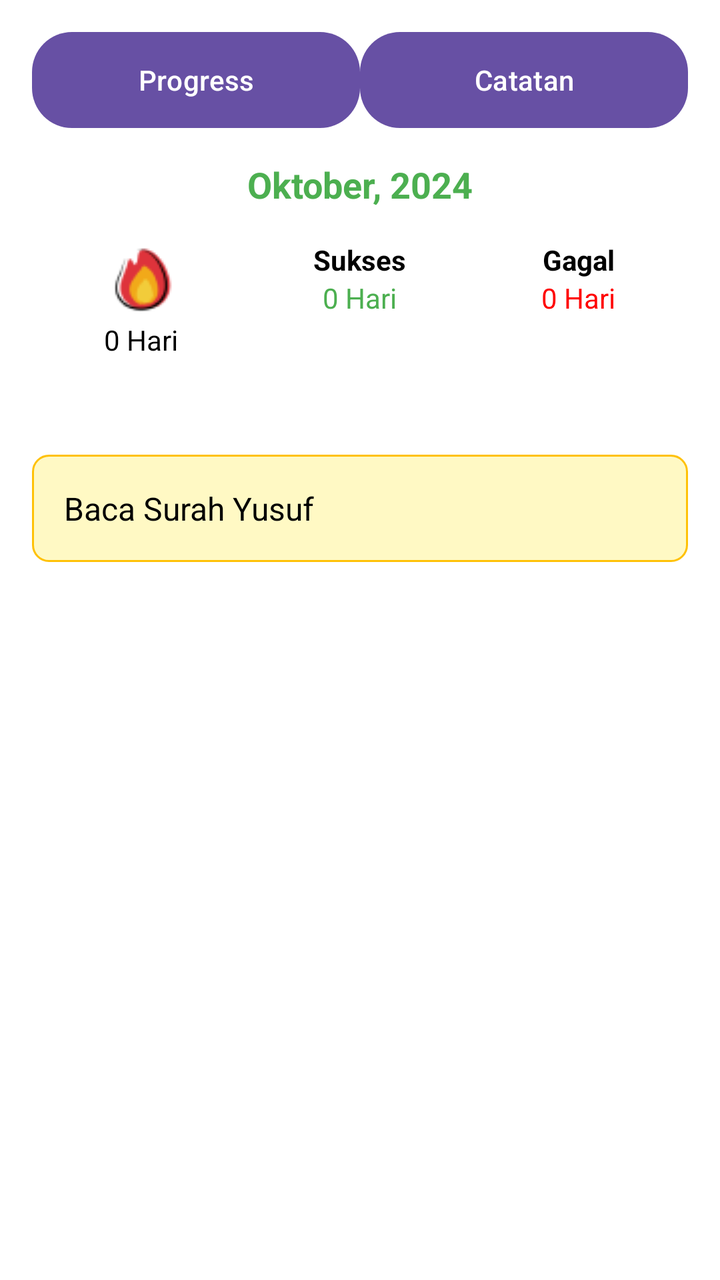
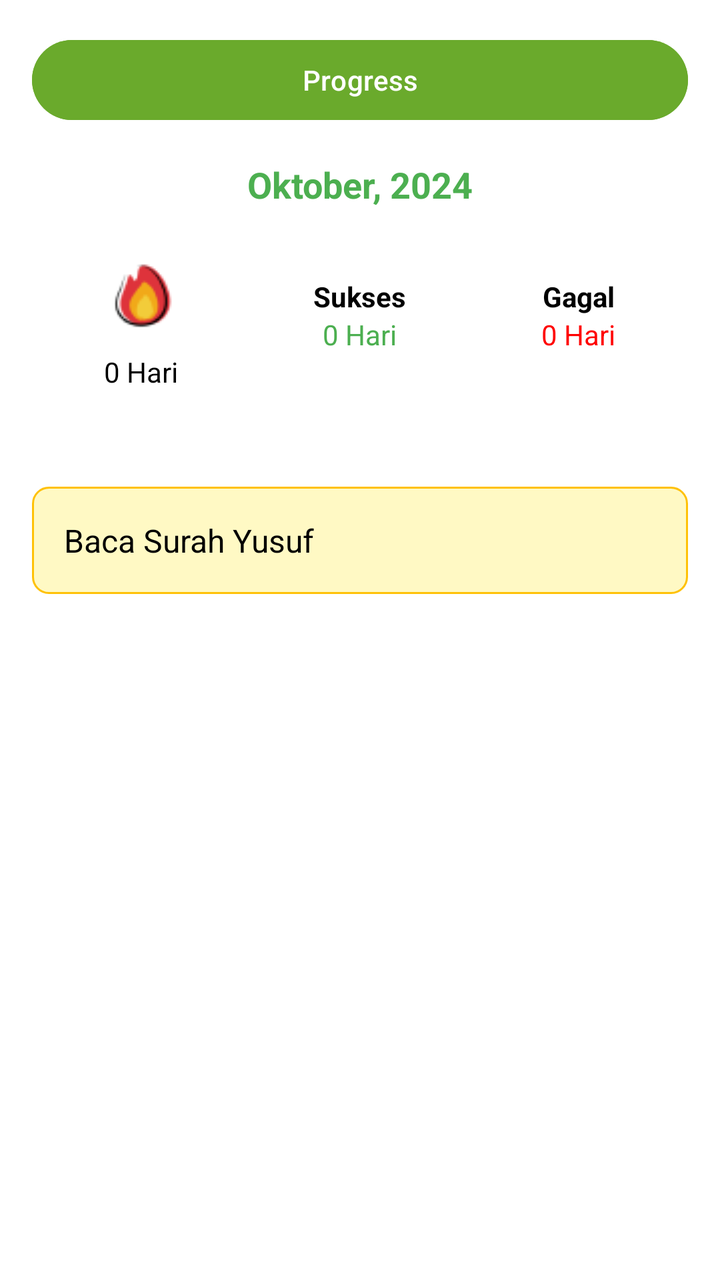

The first picture is an Android layout as it rendered before a commit; the second is the same layout after the commit. The layout source and the unified diff follow.
<!-- AndroidManifest.xml: application theme Theme.BrightHabit -->
<!-- res/layout/activity_habit_detail.xml -->
<?xml version="1.0" encoding="utf-8"?>
<ScrollView xmlns:android="http://schemas.android.com/apk/res/android"
    android:layout_width="match_parent"
    android:layout_height="match_parent"
    android:background="#FFFFFF"
    android:padding="16dp">

    <LinearLayout
        android:layout_width="match_parent"
        android:layout_height="wrap_content"
        android:orientation="vertical">

        
        <LinearLayout
            android:layout_width="match_parent"
            android:layout_height="wrap_content"
            android:orientation="horizontal">

            <Button
                android:id="@+id/btnProgress"
                android:layout_width="0dp"
                android:layout_height="wrap_content"
                android:layout_weight="1"
                android:background="@drawable/button_background"
                android:text="Progress"
                android:textColor="#FFFFFF" />

            <Button
                android:id="@+id/btnCatatan"
                android:layout_width="0dp"
                android:layout_height="wrap_content"
                android:layout_weight="1"
                android:background="@drawable/button_background"
                android:text="Catatan"
                android:textColor="#FFFFFF" />
        </LinearLayout>

        
        <TextView
            android:id="@+id/tvMonthYear"
            android:layout_width="match_parent"
            android:layout_height="wrap_content"
            android:layout_marginVertical="16dp"
            android:gravity="center"
            android:text="Oktober, 2024"
            android:textColor="#4CAF50"
            android:textSize="18sp"
            android:textStyle="bold" />

        
        <LinearLayout
            android:layout_width="match_parent"
            android:layout_height="wrap_content"
            android:orientation="horizontal"
            android:weightSum="3">

            <LinearLayout
                android:layout_width="0dp"
                android:layout_height="wrap_content"
                android:layout_weight="1"
                android:gravity="center"
                android:orientation="vertical">

                <ImageView
                    android:id="@+id/ivStreakIcon"
                    android:layout_width="40dp"
                    android:layout_height="40dp"
                    android:src="@drawable/ic_fire" />

                <TextView
                    android:id="@+id/tvCurrentStreak"
                    android:layout_width="wrap_content"
                    android:layout_height="wrap_content"
                    android:text="0 Hari"
                    android:textColor="#000000"
                    android:textSize="14sp" />
            </LinearLayout>

            <LinearLayout
                android:layout_width="0dp"
                android:layout_height="wrap_content"
                android:layout_weight="1"
                android:gravity="center"
                android:orientation="vertical">

                <TextView
                    android:layout_width="wrap_content"
                    android:layout_height="wrap_content"
                    android:text="Sukses"
                    android:textColor="#000000"
                    android:textStyle="bold" />

                <TextView
                    android:id="@+id/tvSuccessDays"
                    android:layout_width="wrap_content"
                    android:layout_height="wrap_content"
                    android:text="0 Hari"
                    android:textColor="#4CAF50" />
            </LinearLayout>

            <LinearLayout
                android:layout_width="0dp"
                android:layout_height="wrap_content"
                android:layout_weight="1"
                android:gravity="center"
                android:orientation="vertical">

                <TextView
                    android:layout_width="wrap_content"
                    android:layout_height="wrap_content"
                    android:text="Gagal"
                    android:textColor="#000000"
                    android:textStyle="bold" />

                <TextView
                    android:id="@+id/tvFailedDays"
                    android:layout_width="wrap_content"
                    android:layout_height="wrap_content"
                    android:text="0 Hari"
                    android:textColor="#FF0000" />
            </LinearLayout>
        </LinearLayout>

        
        <GridLayout
            android:id="@+id/calendarView"
            android:layout_width="match_parent"
            android:layout_height="wrap_content"
            android:layout_marginVertical="16dp"
            android:columnCount="7"
            android:rowCount="6"
            android:background="@drawable/calendar_background" />

        
        <TextView
            android:id="@+id/tvNote"
            android:layout_width="match_parent"
            android:layout_height="wrap_content"
            android:layout_marginTop="16dp"
            android:background="@drawable/note_background"
            android:padding="16dp"
            android:text="Baca Surah Yusuf"
            android:textColor="#000000"
            android:textSize="16sp" />
    </LinearLayout>
</ScrollView>
<!-- resources referenced by this layout -->
<resources>
  <!-- drawable button_background (drawable) -->
  <?xml version="1.0" encoding="utf-8"?>
  <shape xmlns:android="http://schemas.android.com/apk/res/android"
      android:shape="rectangle">
      <solid android:color="#8DC63F" /> 
      <corners android:radius="20dp" /> 
  </shape>
  <!-- drawable calendar_background (drawable) -->
  <shape xmlns:android="http://schemas.android.com/apk/res/android">
      <solid android:color="#F5F5F5" /> 
      <corners android:radius="8dp" /> 
      <stroke
          android:width="2dp"
          android:color="#E0E0E0" /> 
  </shape>
  <!-- drawable ic_fire: png bitmap (drawable, 1712 bytes) -->
  <!-- drawable note_background (drawable) -->
  <shape xmlns:android="http://schemas.android.com/apk/res/android">
      <solid android:color="#FFF9C4" /> 
      <corners android:radius="8dp" /> 
      <stroke
          android:width="1dp"
          android:color="#FFC107" /> 
  </shape>
  <style name="Theme.BrightHabit" parent="Base.Theme.BrightHabit" />
  <style name="Base.Theme.BrightHabit" parent="Theme.Material3.DayNight.NoActionBar">
          
          
      </style>
</resources>

<!-- the commit's change to res/layout/activity_habit_detail.xml (unified diff, before → after) -->
@@ -18,21 +18,14 @@
 
             <Button
                 android:id="@+id/btnProgress"
-                android:layout_width="0dp"
+                android:layout_width="301dp"
                 android:layout_height="wrap_content"
                 android:layout_weight="1"
-                android:background="@drawable/button_background"
+                android:backgroundTint="@color/green"
                 android:text="Progress"
-                android:textColor="#FFFFFF" />
+                android:textColor="#FFFFFF"
+                android:textColorHint="#4CAF50" />
 
-            <Button
-                android:id="@+id/btnCatatan"
-                android:layout_width="0dp"
-                android:layout_height="wrap_content"
-                android:layout_weight="1"
-                android:background="@drawable/button_background"
-                android:text="Catatan"
-                android:textColor="#FFFFFF" />
         </LinearLayout>
 
         
@@ -63,8 +56,8 @@
 
                 <ImageView
                     android:id="@+id/ivStreakIcon"
-                    android:layout_width="40dp"
-                    android:layout_height="40dp"
+                    android:layout_width="wrap_content"
+                    android:layout_height="56dp"
                     android:src="@drawable/ic_fire" />
 
                 <TextView
@@ -78,7 +71,7 @@
 
             <LinearLayout
                 android:layout_width="0dp"
-                android:layout_height="wrap_content"
+                android:layout_height="match_parent"
                 android:layout_weight="1"
                 android:gravity="center"
                 android:orientation="vertical">
@@ -100,7 +93,7 @@
 
             <LinearLayout
                 android:layout_width="0dp"
-                android:layout_height="wrap_content"
+                android:layout_height="match_parent"
                 android:layout_weight="1"
                 android:gravity="center"
                 android:orientation="vertical">
@@ -127,9 +120,9 @@
             android:layout_width="match_parent"
             android:layout_height="wrap_content"
             android:layout_marginVertical="16dp"
+            android:background="@drawable/calendar_background"
             android:columnCount="7"
-            android:rowCount="6"
-            android:background="@drawable/calendar_background" />
+            android:rowCount="6" />
 
         
         <TextView
<!-- resource entries referenced after the edit -->
@@ -1,12 +1,6 @@
 <!-- resources referenced by this layout -->
 <resources>
-  <!-- drawable button_background (drawable) -->
-  <?xml version="1.0" encoding="utf-8"?>
-  <shape xmlns:android="http://schemas.android.com/apk/res/android"
-      android:shape="rectangle">
-      <solid android:color="#8DC63F" /> 
-      <corners android:radius="20dp" /> 
-  </shape>
+  <color name="green">#6AAA2C</color>
   <!-- drawable calendar_background (drawable) -->
   <shape xmlns:android="http://schemas.android.com/apk/res/android">
       <solid android:color="#F5F5F5" /> 
